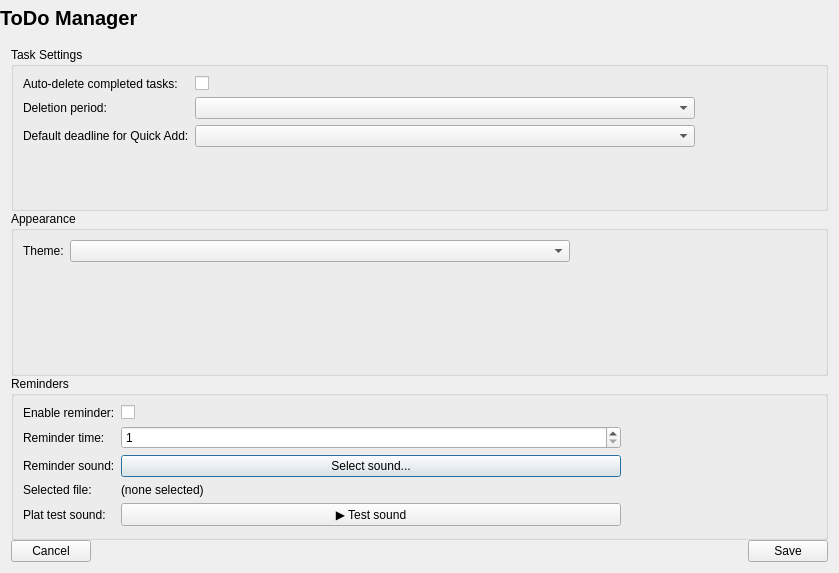
First picture: the form in settings/SettingsWindow.ui, repository denysfreiuk/ToDoManager-Cpp, before the edit.
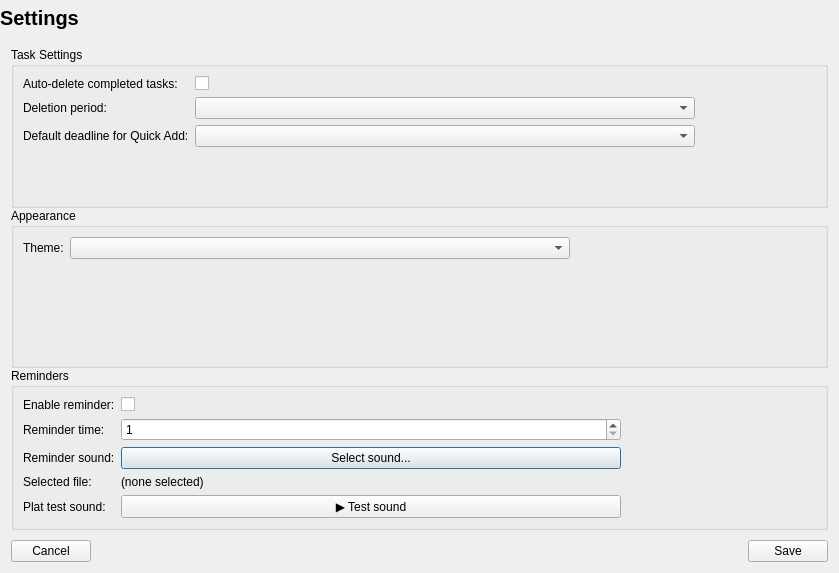
Second picture: the form after the edit. Icons and pictures are not drawn.

What changed in the file:
```diff
--- a/settings/SettingsWindow.ui
+++ b/settings/SettingsWindow.ui
@@ -73,7 +73,7 @@
            </font>
           </property>
           <property name="text">
-           <string>ToDo Manager</string>
+           <string>Settings</string>
           </property>
          </widget>
         </item>
@@ -325,6 +325,9 @@
        </item>
        <item>
         <layout class="QHBoxLayout" name="horizontalLayout">
+         <property name="topMargin">
+          <number>10</number>
+         </property>
          <item>
           <widget class="QPushButton" name="cancelButton">
            <property name="text">
```
